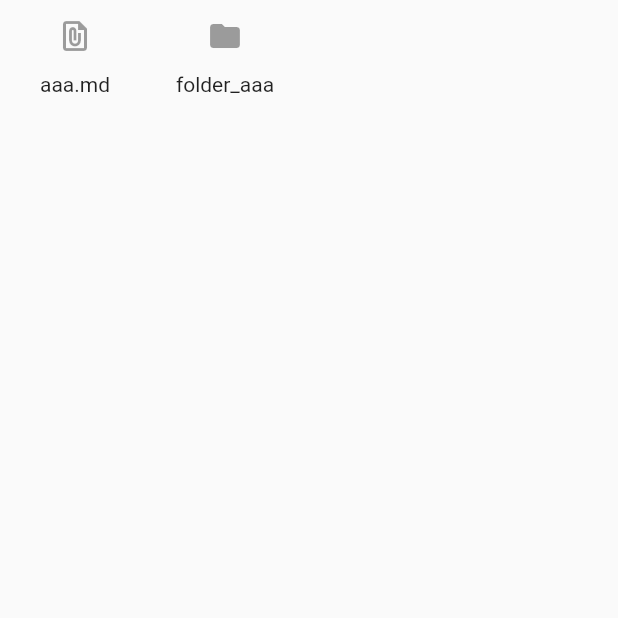
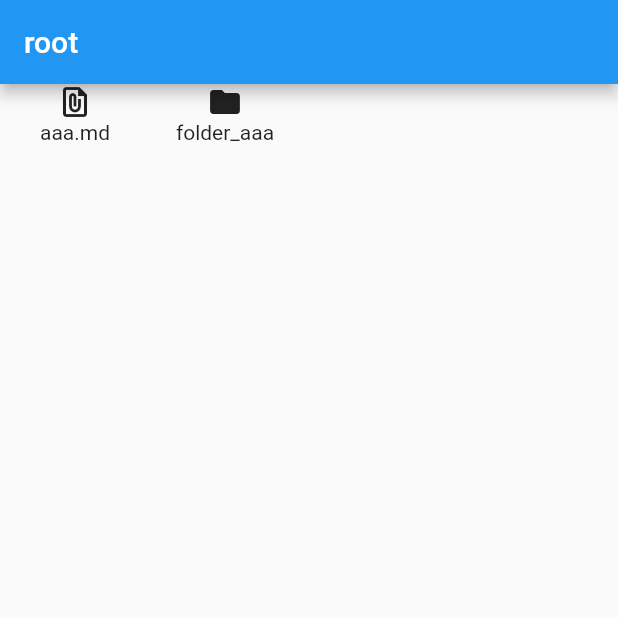
Before and after one commit to guchengxi1994/a-cool-app, a Flutter app: the screen it shows after launch, on a phone screen of 412 x 824 dp, the top half of it. Run offline on Flutter 3.47's test engine with Material 2 defaults, Android fonts, the phone set to English and light mode, and no system bars; our stand-ins replace flutter_colorpicker, flutter_i18n, flutter_markdown, fluttertoast, loading_overlay, shared_preferences.

Commit message:
feat: a simple file explore

```diff
--- a/frontend/codind/lib/pages/file_explore_page.dart
+++ b/frontend/codind/lib/pages/file_explore_page.dart
@@ -3,6 +3,8 @@ import 'dart:convert';
 import 'package:codind/entity/file_entity.dart';
 import 'package:codind/utils/common.dart';
 import 'package:flutter/material.dart';
+
+const double iconSize = 100;
 
 class FileExplorePage extends StatefulWidget {
   FileExplorePage({Key? key}) : super(key: key);
@@ -27,7 +29,14 @@ class _FileExplorePageState extends State<FileExplorePage> {
 
   @override
   Widget build(BuildContext context) {
+    EntityFolder? _e =
+        ModalRoute.of(context)?.settings.arguments as EntityFolder?;
+    int depth;
+    // print(_e);
+    if (_e == null) {
+      depth = 0;
       return Scaffold(
+        appBar: AppBar(title: const Text("root")),
         body: FutureBuilder(
           future: loadFileFuture,
           builder: (context, snapshot) {
@@ -35,12 +44,9 @@ class _FileExplorePageState extends State<FileExplorePage> {
               // print(snapshot.data.toString());
               Map<String, dynamic> data = json.decode(snapshot.data.toString());
               EntityFolder entityFolder = EntityFolder.fromJson(data);
-            print(data);
-            return GestureDetector(
-              behavior: HitTestBehavior.translucent,
-              child: Stack(
-                children: renderFiles(entityFolder.children, 0),
-              ),
+              // print(data);
+              return Stack(
+                children: renderFiles(entityFolder.children, depth),
               );
             } else {
               return const CircularProgressIndicator();
@@ -48,6 +54,15 @@ class _FileExplorePageState extends State<FileExplorePage> {
           },
         ),
       );
+    } else {
+      depth = _e.depth;
+      return Scaffold(
+        appBar: AppBar(title: Text(_e.fatherPath + "/" + _e.name)),
+        body: Stack(
+          children: renderFiles(_e.children, depth),
+        ),
+      );
+    }
   }
 
   List<Widget> renderFiles(List<Object> list, int depth, {String? fatherPath}) {
@@ -58,12 +73,26 @@ class _FileExplorePageState extends State<FileExplorePage> {
           index: i,
           appearance: const Icon(Icons.file_present),
           name: (list[i] as EntityFile).name,
+          onDoubleCilck: () {
+            debugPrint("这里要跳转具体的文件");
+          },
         ));
       } else {
         widgets.add(FileWidget(
           index: i,
           appearance: const Icon(Icons.folder),
           name: (list[i] as EntityFolder).name,
+          onDoubleCilck: () {
+            debugPrint("这里要跳转到下一层级文件夹");
+            EntityFolder _entity = list[i] as EntityFolder;
+            print(_entity.toJson());
+            Navigator.push(
+              context,
+              MaterialPageRoute(
+                  builder: (context) => FileExplorePage(),
+                  settings: RouteSettings(arguments: _entity)),
+            );
+          },
         ));
       }
     }
@@ -96,8 +125,12 @@ class _FileWidgetState extends State<FileWidget> {
   @override
   void initState() {
     super.initState();
-    dx = (widget.index % (CommonUtils.mediaQuery.size.width ~/ 105)) * 100;
-    dy = (widget.index ~/ (CommonUtils.mediaQuery.size.width ~/ 105)) * 100;
+    dx = (widget.index %
+            (CommonUtils.mediaQuery.size.width ~/ (iconSize + 10))) *
+        iconSize;
+    dy = (widget.index ~/
+            (CommonUtils.mediaQuery.size.width ~/ (iconSize + 10))) *
+        iconSize;
   }
 
   moveTO(Offset offset_) {
@@ -121,23 +154,28 @@ class _FileWidgetState extends State<FileWidget> {
             moveTO(offset);
           },
           feedback: Container(
-              height: 100,
-              width: 100,
+              height: iconSize,
+              width: iconSize,
               decoration: BoxDecoration(
                   color: Colors.transparent,
                   borderRadius: BorderRadius.circular(5),
                   border: Border.all(color: Colors.blueAccent, width: 0.5))),
           child: GestureDetector(
-            child: SizedBox(
-              height: 100,
-              width: 100,
+            behavior: HitTestBehavior.deferToChild,
+            onDoubleTap: () => widget.onDoubleCilck!(),
+            onTap: () {
+              print("aaaaaaaa");
+            },
+            child: Container(
+              color: Colors.transparent,
+              height: iconSize,
+              width: iconSize,
               child: Column(
                 crossAxisAlignment: CrossAxisAlignment.center,
                 children: [
-                  IconButton(
-                    onPressed: null,
-                    icon: widget.appearance,
-                    tooltip: widget.tooltip ?? "",
+                  Tooltip(
+                    message: widget.tooltip ?? "",
+                    child: widget.appearance,
                   ),
                   Text(widget.name),
                 ],
```
Also changed, not shown: 1 other file. Lines whose indentation alone changed are shown as unchanged.
